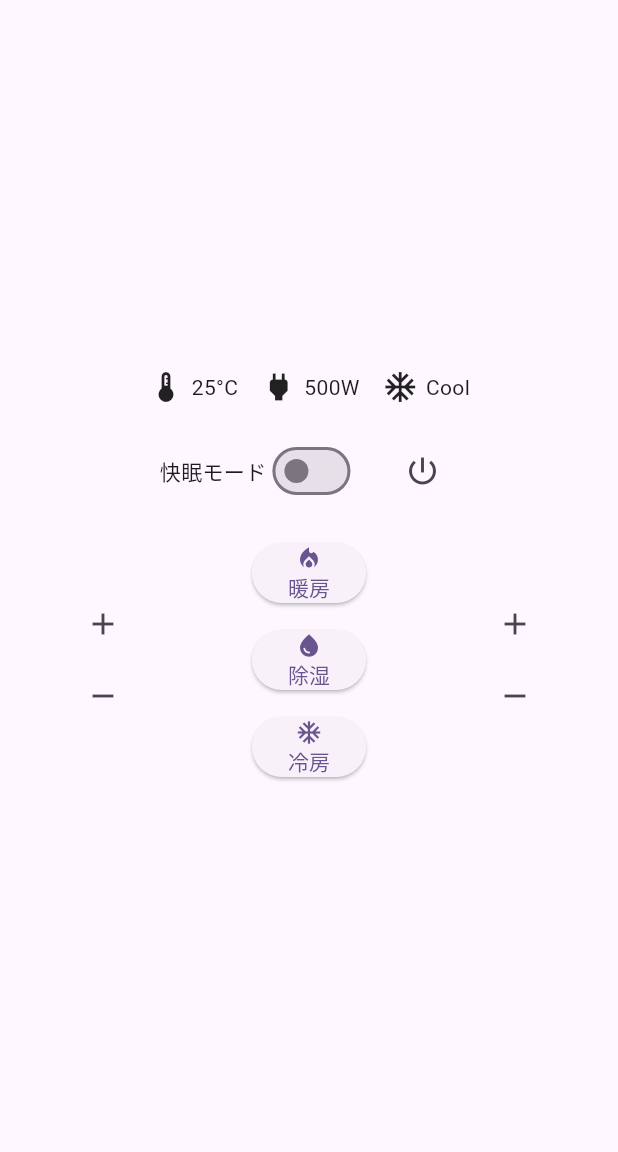
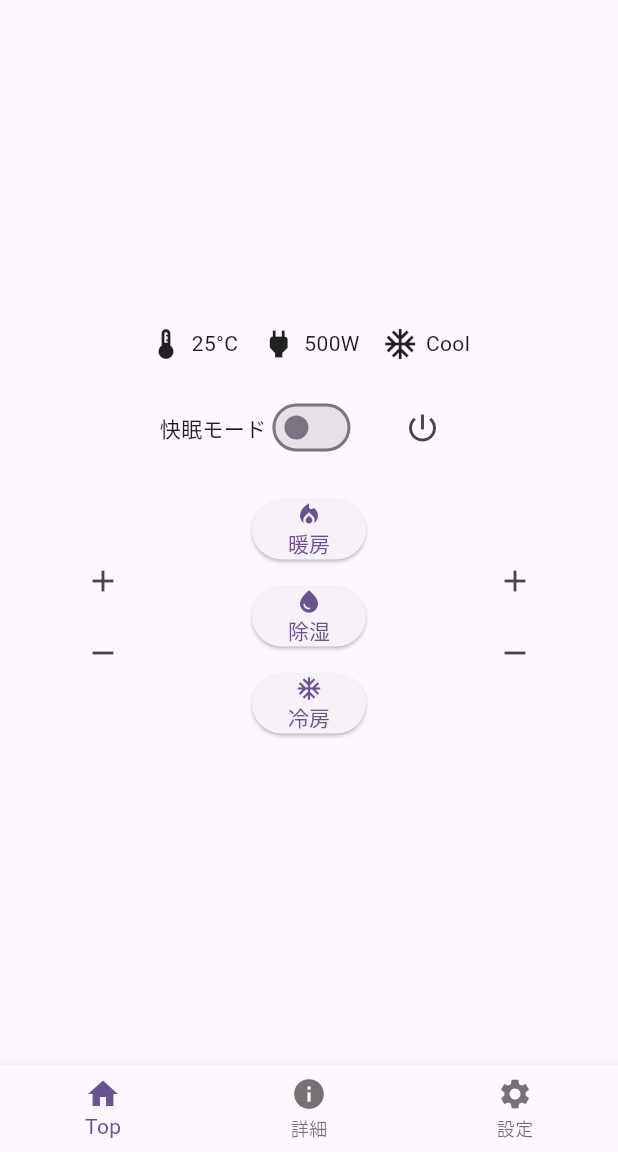
Before and after one commit to katagiri-tetsuto/Sechack365_3_teamA, a Flutter app: the screen it shows after launch, on a phone screen of 412 x 824 dp, the part 84-1236 px from its top. Run offline on Flutter 3.47's test engine with Material 3 defaults, Android fonts, the phone set to English and light mode, and no system bars.

Commit message:
フッター追記

```diff
--- a/mobileui/lib/main.dart
+++ b/mobileui/lib/main.dart
@@ -30,10 +30,17 @@
 
 class _MyHomePageState extends State<MyHomePage> {
   bool _sleepMode = false;
+  int _selectedIndex = 0;
 
   void _toggleSleepMode(bool value) {
     setState(() {
       _sleepMode = value;
+    });
+  }
+
+  void _onItemTapped(int index) {
+    setState(() {
+      _selectedIndex = index;
     });
   }
 
@@ -130,6 +137,15 @@
           ],
         ),
       ),
+      bottomNavigationBar: BottomNavigationBar(
+        currentIndex: _selectedIndex,
+        onTap: _onItemTapped,
+        items: const <BottomNavigationBarItem>[
+          BottomNavigationBarItem(icon: Icon(Icons.home), label: 'Top'),
+          BottomNavigationBarItem(icon: Icon(Icons.info), label: '詳細'),
+          BottomNavigationBarItem(icon: Icon(Icons.settings), label: '設定'),
+        ],
+      ),
     );
   }
 }
```
